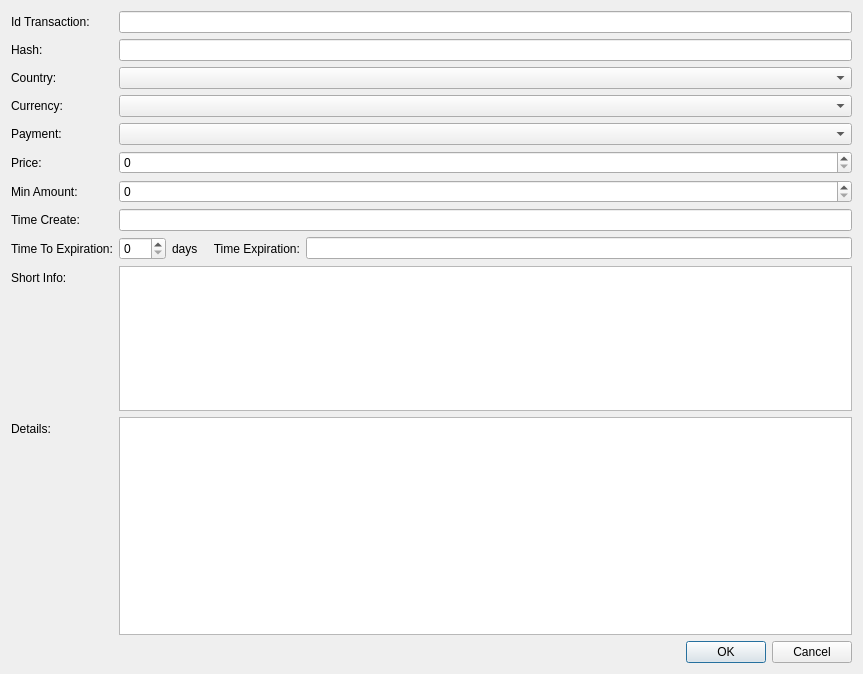
Qt form src/qt/forms/offerdetailseditor.ui (ivansib/sibcoin-old) before a commit.
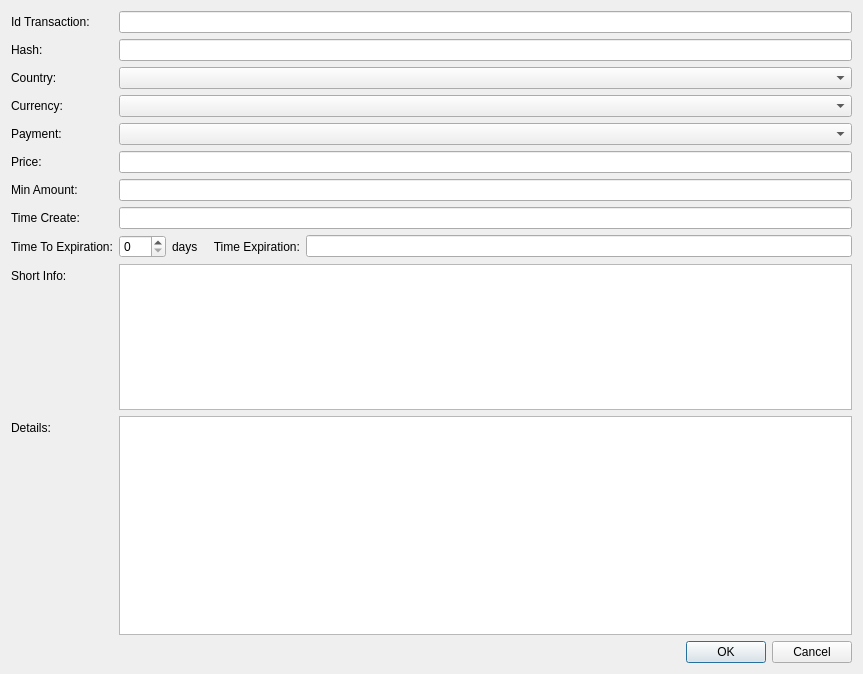
The same form after that commit. Custom widgets are drawn as their Qt base class.

Commit message: Convert prices when displayed

Patch:
```diff
--- a/src/qt/forms/offerdetailseditor.ui
+++ b/src/qt/forms/offerdetailseditor.ui
@@ -101,19 +101,13 @@
     </widget>
    </item>
    <item row="5" column="1">
-    <widget class="QDoubleSpinBox" name="sBoxPrice">
+    <widget class="PriceSpinBox" name="sBoxPrice">
      <property name="sizePolicy">
       <sizepolicy hsizetype="Expanding" vsizetype="Fixed">
        <horstretch>0</horstretch>
        <verstretch>0</verstretch>
       </sizepolicy>
      </property>
-     <property name="decimals">
-      <number>0</number>
-     </property>
-     <property name="maximum">
-      <double>1000000000000000.000000000000000</double>
-     </property>
     </widget>
    </item>
    <item row="6" column="0">
@@ -124,19 +118,13 @@
     </widget>
    </item>
    <item row="6" column="1">
-    <widget class="QDoubleSpinBox" name="sBoxMinAmount">
+    <widget class="PriceSpinBox" name="sBoxMinAmount">
      <property name="sizePolicy">
       <sizepolicy hsizetype="Expanding" vsizetype="Fixed">
        <horstretch>0</horstretch>
        <verstretch>0</verstretch>
       </sizepolicy>
      </property>
-     <property name="decimals">
-      <number>0</number>
-     </property>
-     <property name="maximum">
-      <double>1000000000000000.000000000000000</double>
-     </property>
     </widget>
    </item>
    <item row="7" column="0">
@@ -148,6 +136,12 @@
    </item>
    <item row="7" column="1">
     <widget class="QLineEdit" name="lEditTimeCreate">
+     <property name="sizePolicy">
+      <sizepolicy hsizetype="Expanding" vsizetype="Fixed">
+       <horstretch>0</horstretch>
+       <verstretch>0</verstretch>
+      </sizepolicy>
+     </property>
      <property name="readOnly">
       <bool>true</bool>
      </property>
@@ -243,6 +237,11 @@
    <extends>QComboBox</extends>
    <header>combobox.h</header>
   </customwidget>
+  <customwidget>
+   <class>PriceSpinBox</class>
+   <extends>QLineEdit</extends>
+   <header>pricespinbox.h</header>
+  </customwidget>
  </customwidgets>
  <resources/>
  <connections/>
```
The commit also changes 9 other files.
